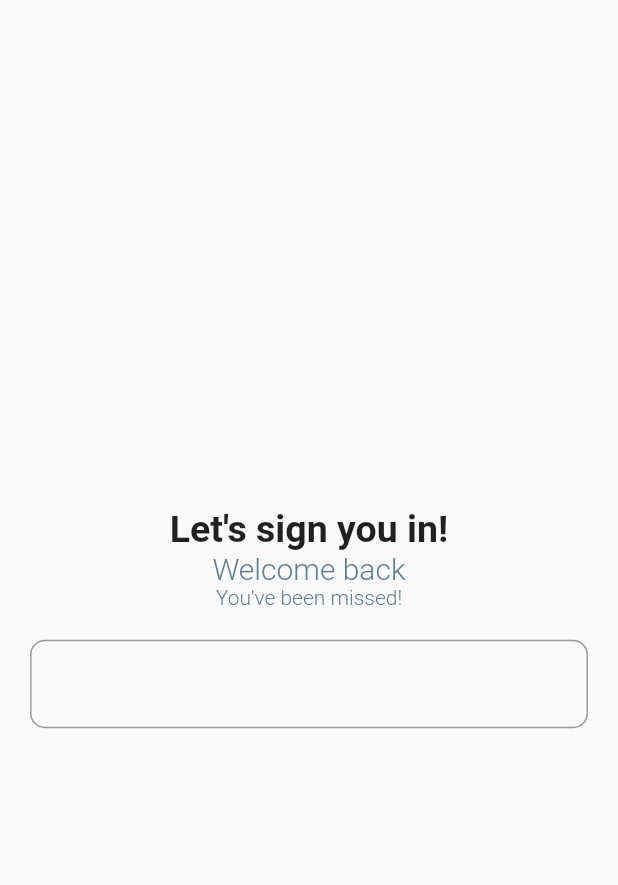
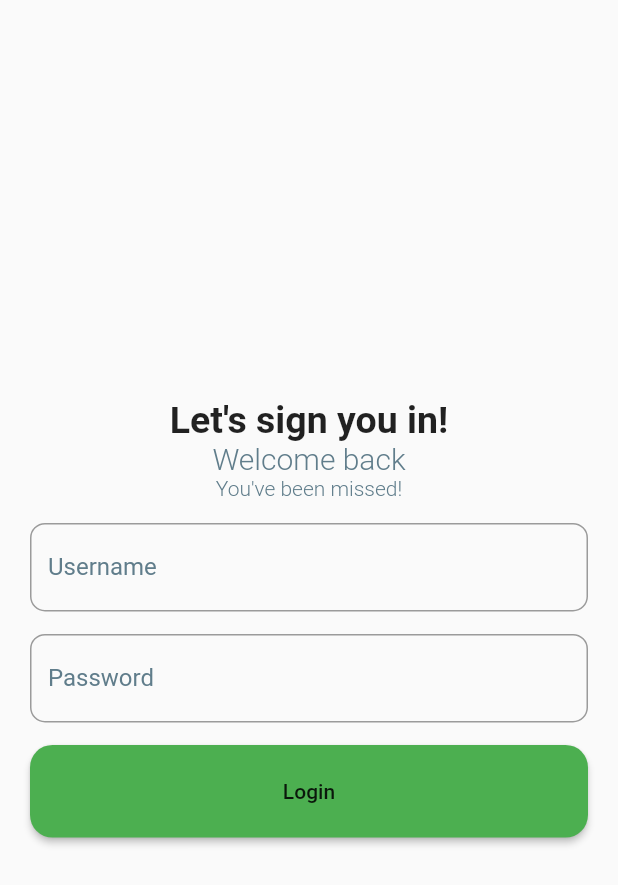
Before and after one commit to SamuelNyarko-lab/linkedinlearning, a Flutter app: the LoginPage screen opened directly, on a phone screen of 412 x 824 dp. Shown: the top 885 px of the screen. Run offline on Flutter 3.47's test engine with Material 2 defaults, Android fonts, the phone set to English and light mode, and no system bars.

Commit message:
built loginpage, chatpage, added routes

```diff
--- a/lib/screens/chatpage.dart
+++ b/lib/screens/chatpage.dart
@@ -1,11 +1,12 @@
+// ignore_for_file: must_be_immutable
+
 import 'package:flutter/material.dart';
-import 'package:linkedinlearning/utils/utils.dart';
 import 'package:linkedinlearning/widgets/chat_bubble.dart';
 import 'package:linkedinlearning/widgets/chat_input.dart';
 
 class ChatPage extends StatefulWidget {
-  const ChatPage({super.key});
-
+  ChatPage({super.key});
+  String? username;
   @override
   State<ChatPage> createState() => _ChatPageState();
 }
@@ -13,20 +14,23 @@ class ChatPage extends StatefulWidget {
 class _ChatPageState extends State<ChatPage> {
   @override
   Widget build(BuildContext context) {
+    widget.username = ModalRoute.of(context)!.settings.arguments as String;
     return Scaffold(
       appBar: AppBar(
         backgroundColor: Colors.transparent,
         elevation: 0,
         centerTitle: true,
-        title: const Text(
-          'Hi Samuel!',
-          style: TextStyle(
+        title: Text(
+          'Hi ${widget.username}',
+          style: const TextStyle(
             color: Colors.black,
           ),
         ),
         actions: [
           IconButton(
-            onPressed: () {},
+            onPressed: () {
+              Navigator.pushReplacementNamed(context, '/login');
+            },
             icon: const Icon(
               Icons.logout,
               color: Colors.black,
@@ -42,7 +46,7 @@ class _ChatPageState extends State<ChatPage> {
                 child: ListView.builder(
                     itemCount: 5,
                     itemBuilder: ((context, index) {
-                      return ChatBubble(
+                      return const ChatBubble(
                           message: 'Hi Samuel, this is your message');
                     }))),
 
--- a/lib/screens/loginpage.dart
+++ b/lib/screens/loginpage.dart
@@ -1,10 +1,27 @@
+// ignore_for_file: must_be_immutable
+
+import 'package:flutter/foundation.dart';
 import 'package:flutter/material.dart';
 import 'package:linkedinlearning/utils/utils.dart';
+import 'package:linkedinlearning/widgets/textfield.dart';
 
 class LoginPage extends StatelessWidget {
-   LoginPage({super.key});
+  LoginPage({super.key});
 
-  GlobalKey<FormState> _formKey = GlobalKey();
+  final GlobalKey<FormState> _formKey = GlobalKey();
+  TextEditingController userNameController = TextEditingController();
+  TextEditingController passwordController = TextEditingController();
+
+  void userLogin(BuildContext context) {
+    if (_formKey.currentState != null && _formKey.currentState!.validate()) {
+      Navigator.pushReplacementNamed(context, '/chat',
+          arguments: '${userNameController.text},');
+    } else {
+      if (kDebugMode) {
+        print('Not Successful');
+      }
+    }
+  }
 
   @override
   Widget build(BuildContext context) {
@@ -16,10 +33,11 @@ class LoginPage extends StatelessWidget {
             key: _formKey,
             child: Column(
               mainAxisAlignment: MainAxisAlignment.center,
-              crossAxisAlignment: CrossAxisAlignment.center,
+              crossAxisAlignment: CrossAxisAlignment.stretch,
               children: [
                 const Text(
                   'Let\'s sign you in!',
+                  textAlign: TextAlign.center,
                   style: TextStyle(
                     fontSize: 25,
                     fontWeight: FontWeight.bold,
@@ -27,6 +45,7 @@ class LoginPage extends StatelessWidget {
                 ),
                 const Text(
                   'Welcome back',
+                  textAlign: TextAlign.center,
                   style: TextStyle(
                       fontSize: 20,
                       fontWeight: FontWeight.w300,
@@ -34,20 +53,44 @@ class LoginPage extends StatelessWidget {
                 ),
                 const Text(
                   'You\'ve been missed!',
+                  textAlign: TextAlign.center,
                   style: TextStyle(
                       fontWeight: FontWeight.w300, color: Colors.blueGrey),
                 ),
-                verticalSpacing,
-                TextFormField(
-                  decoration: InputDecoration(
-                      border: OutlineInputBorder(
-                          borderSide: const BorderSide(
-                            color: Colors.blueGrey,
-                          ),
-                          borderRadius: BorderRadius.circular(
-                            10,
-                          ))),
+                verticalSpacing(15),
+                LoginTextField(
+                  controller: userNameController,
+                  validator: (value) {
+                    if (userNameController.text.isEmpty) {
+                      return 'Incorrect username';
+                    }
+                    return null;
+                  },
+                  hintText: 'Username',
+                  obscureText: false,
                 ),
+                verticalSpacing(15),
+                LoginTextField(
+                  controller: passwordController,
+                  validator: (value) {
+                    return null;
+                  },
+                  hintText: 'Password',
+                  obscureText: true,
+                ),
+                verticalSpacing(15),
+                MaterialButton(
+                  minWidth: deviceWidth(context) / 1.5,
+                  height: deviceWidth(context) * 0.15,
+                  shape: RoundedRectangleBorder(
+                    borderRadius: BorderRadius.circular(15),
+                  ),
+                  onPressed: () {
+                    userLogin(context);
+                  },
+                  color: Colors.green,
+                  child: const Text('Login'),
+                )
               ],
             ),
           ),
--- a/lib/utils/utils.dart
+++ b/lib/utils/utils.dart
@@ -1,14 +1,19 @@
 import 'package:flutter/material.dart';
 
-SizedBox verticalSpacing = const SizedBox(
-  height: 20,
-);
+Widget verticalSpacing(double value) => SizedBox(height: value);
+Widget horizontalSpacing(double value) => SizedBox(width: value);
 
-double deviceHeight(BuildContext context) =>
-    MediaQuery.of(context).size.height;
+double deviceHeight(BuildContext context) => MediaQuery.of(context).size.height;
 
 double deviceWidth(BuildContext context) => MediaQuery.of(context).size.width;
 
+// double prefWidth(double value) {
+//    BuildContext context;
+//   return deviceWidth(context) * value;
+// }
+
 EdgeInsets padding(double value) => EdgeInsets.all(value);
 
+TextStyle boldText = const TextStyle(fontWeight: FontWeight.bold);
+
 //double prefHeight(double value) => defaultHeight(BuildContext context)*value;
--- a/lib/widgets/textfield.dart
+++ b/lib/widgets/textfield.dart
@@ -0,0 +1,43 @@
+// ignore_for_file: must_be_immutable
+
+import 'package:flutter/material.dart';
+
+class LoginTextField extends StatelessWidget {
+  final TextEditingController controller;
+  final FormFieldValidator<String> validator;
+  final String hintText;
+  final bool obscureText;
+  const LoginTextField(
+      {super.key,
+      required this.controller,
+      required this.validator,
+      required this.hintText,
+      this.obscureText = false});
+
+  @override
+  Widget build(BuildContext context) {
+    return TextFormField(
+      controller: controller,
+      validator: (value) {
+        return validator(value);
+      },
+      obscureText: obscureText,
+      decoration: InputDecoration(
+        hintText: hintText,
+        hintStyle: const TextStyle(
+          fontWeight: FontWeight.w400,
+          color: Colors.blueGrey,
+          //fontSize: 15,
+        ),
+        border: OutlineInputBorder(
+          borderSide: const BorderSide(
+            color: Colors.blueGrey,
+          ),
+          borderRadius: BorderRadius.circular(
+            10,
+          ),
+        ),
+      ),
+    );
+  }
+}
```
Also changed, not shown: lib/main.dart (+14 -8 lines), lib/widgets/chat_input.dart (+25 -3 lines).
